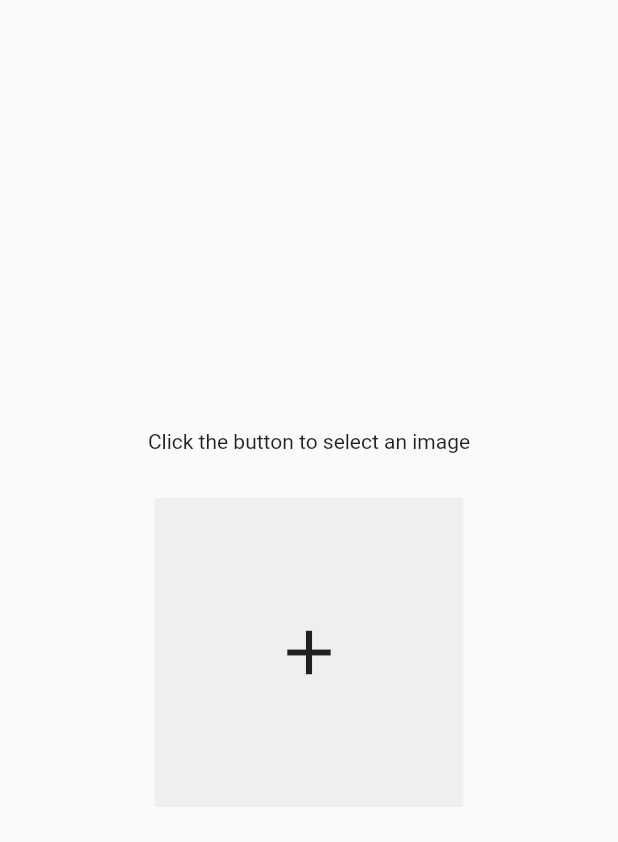
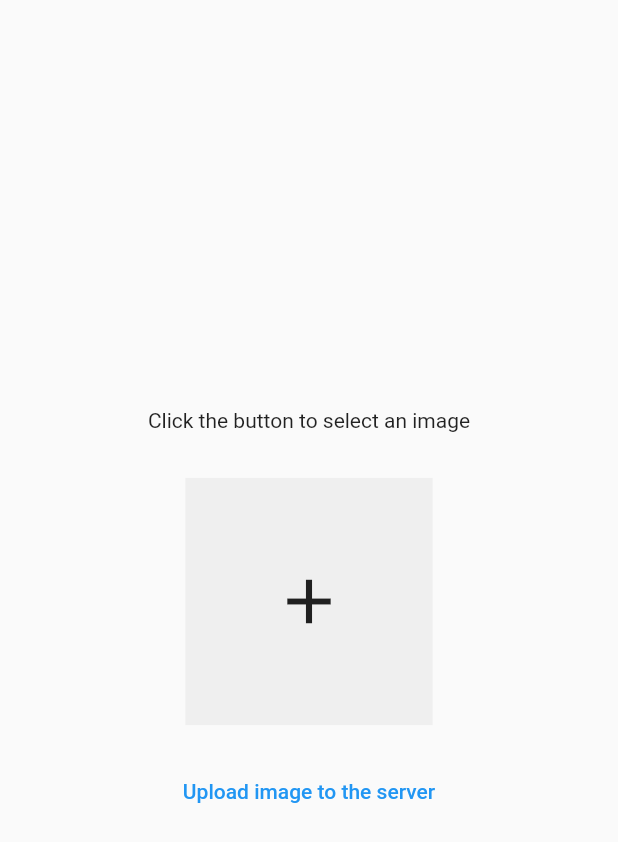
Before and after one commit to bitraylee/flutter-web-image-picker, a Flutter app: the screen it shows after launch, on a phone screen of 412 x 824 dp. Shown: the top 842 px of the screen. Run offline on Flutter 3.47's test engine with Material 2 defaults, Android fonts, the phone set to English and light mode, and no system bars; our stand-ins replace image_picker, permission_handler.

Commit message:
Made the Flutter web image upload working

```diff
--- a/lib/main.dart
+++ b/lib/main.dart
@@ -5,6 +5,7 @@ import 'package:flutter/foundation.dart';
 import 'package:flutter/material.dart';
 import 'package:image_picker/image_picker.dart';
 import 'package:permission_handler/permission_handler.dart';
+import 'package:http/http.dart' as http;
 
 void main() {
   runApp(const MyApp());
@@ -19,15 +20,6 @@ class MyApp extends StatelessWidget {
     return MaterialApp(
       title: 'Flutter Demo',
       theme: ThemeData(
-        // This is the theme of your application.
-        //
-        // Try running your application with "flutter run". You'll see the
-        // application has a blue toolbar. Then, without quitting the app, try
-        // changing the primarySwatch below to Colors.green and then invoke
-        // "hot reload" (press "r" in the console where you ran "flutter run",
-        // or simply save your changes to "hot reload" in a Flutter IDE).
-        // Notice that the counter didn't reset back to zero; the application
-        // is not restarted.
         primarySwatch: Colors.blue,
       ),
       home: const MyHomePage(title: 'Flutter Demo Home Page'),
@@ -38,15 +30,6 @@ class MyApp extends StatelessWidget {
 class MyHomePage extends StatefulWidget {
   const MyHomePage({super.key, required this.title});
 
-  // This widget is the home page of your application. It is stateful, meaning
-  // that it has a State object (defined below) that contains fields that affect
-  // how it looks.
-
-  // This class is the configuration for the state. It holds the values (in this
-  // case the title) provided by the parent (in this case the App widget) and
-  // used by the build method of the State. Fields in a Widget subclass are
-  // always marked "final".
-
   final String title;
 
   @override
@@ -55,54 +38,90 @@ class MyHomePage extends StatefulWidget {
 
 class _MyHomePageState extends State<MyHomePage> {
   File? _pickedImage;
-  Uint8List webImage=Uint8List(8);
+  Uint8List webImage = Uint8List(8);
 
   Future<void> handleImagePicker() async {
     // print("K is web");
-    if(!kIsWeb){
-      final permStatus=await Permission.mediaLibrary.request();
-      if(!permStatus.isGranted){
+    if (!kIsWeb) {
+      final permStatus = await Permission.mediaLibrary.request();
+      if (!permStatus.isGranted) {
         print("Cannot access photo gallery");
         return;
       }
-      final ImagePicker _picker=ImagePicker();
-      XFile? image= await _picker.pickImage(source: ImageSource.gallery);
-      if(image!=null){
-        var selected=File(image.path);
+      final ImagePicker _picker = ImagePicker();
+      XFile? image = await _picker.pickImage(source: ImageSource.gallery);
+      if (image != null) {
+        var selected = File(image.path);
         setState(() {
-          _pickedImage=selected;
+          _pickedImage = selected;
         });
-      }else{
+      } else {
         print("No image has been picked");
       }
-    }else if(kIsWeb){
-      final ImagePicker _picker=ImagePicker();
-      XFile? image= await _picker.pickImage(source: ImageSource.gallery);
-      if(image!=null){
-        var file=await image.readAsBytes();
+    } else if (kIsWeb) {
+      final ImagePicker _picker = ImagePicker();
+      XFile? image = await _picker.pickImage(source: ImageSource.gallery);
+      if (image != null) {
+        var file = await image.readAsBytes();
         setState(() {
-          // webImage=file;
-          _pickedImage=File.fromRawPath(file);
+          webImage = file;
+          _pickedImage = File('a');
         });
-      }else{
+      } else {
         print("No image has been picked");
       }
-    }else{
+    } else {
       print("Something went wrong");
     }
+  }
 
+  Future<void> uploadImageToServer() async {
+    if(kIsWeb){
+      var uri=Uri.parse("http://localhost:5000/image_upload");
+      if(webImage!=null){
+        var request=http.MultipartRequest('POST', uri)
+          ..fields['data']='this is the data'
+          ..files.add(http.MultipartFile.fromBytes('image', webImage,
+              filename: "image.jpg"
+          )
+          );
+        var response=await request.send();
+        if(response.statusCode==200) print("File uploaded successfully");
+      }else{
+        print("The webImage is null");
+      }
+    }else{
+      var uri=Uri.parse("http://localhost:5000/image_upload");
+      print("in phone");
+      if(_pickedImage==null) {
+        print("No image selected");
+        return;
+      }
+      var request=http.MultipartRequest('POST', uri);
+      request.files.add(http.MultipartFile.fromBytes("image",
+          File((_pickedImage?.path)!).readAsBytesSync(),
+        filename: "image.jpg"
+        )
+      );
+      var response=await request.send();
+      if(response.statusCode==200) print("File uploaded successfully");
+    }
   }
 
   @override
   Widget build(BuildContext context) {
     double width = MediaQuery.of(context).size.width;
     double height = MediaQuery.of(context).size.height;
-    double _getSize(defaultSize, minSize, maxSize){
-      double currentSize=defaultSize*width;
-      if(currentSize<minSize) return minSize;
-      else if(currentSize>maxSize) return maxSize;
-      else return currentSize;
+    double _getSize(defaultSize, minSize, maxSize) {
+      double currentSize = defaultSize * width;
+      if (currentSize < minSize)
+        return minSize;
+      else if (currentSize > maxSize)
+        return maxSize;
+      else
+        return currentSize;
     }
+
     return Scaffold(
       body: Center(
         child: Column(
@@ -120,12 +139,12 @@ class _MyHomePageState extends State<MyHomePage> {
               children: [
                 Container(
                   padding: const EdgeInsets.all(10),
-                  width: _getSize(0.5, 100, 300),
-                  height: _getSize(0.5, 100, 300),
+                  width: _getSize(0.4, 100, 300),
+                  height: _getSize(0.4, 100, 300),
                   color: Colors.grey.withAlpha(30),
                   child: Center(
                     child: IconButton(
-                      onPressed: (){
+                      onPressed: () {
                         handleImagePicker();
                       },
                       iconSize: 50,
@@ -136,14 +155,23 @@ class _MyHomePageState extends State<MyHomePage> {
                     ),
                   ),
                 ),
-                if(_pickedImage!=null)
-                Container(
-                  width: _getSize(0.5, 100, 300),
-                  height: _getSize(0.5, 100, 300),
-                  child: Image.network(_pickedImage!.path, fit: BoxFit.fill),
-                )
+                if (_pickedImage != null)
+                  Container(
+                      margin: const EdgeInsets.symmetric(
+                          vertical: 0, horizontal: 10),
+                      width: _getSize(0.4, 100, 300),
+                      height: _getSize(0.4, 100, 300),
+                      child: kIsWeb
+                          ? Image.memory(webImage, fit: BoxFit.cover)
+                          : Image.file(_pickedImage!, fit: BoxFit.cover)),
               ],
-            )
+            ),
+            const SizedBox(
+              height: 20,
+            ),
+            TextButton(
+                onPressed: uploadImageToServer,
+                child: const Text('Upload image to the server'))
           ],
         ),
       ),
--- a/pubspec.yaml
+++ b/pubspec.yaml
@@ -31,6 +31,7 @@ environment:
 dependencies:
   flutter:
     sdk: flutter
+  http: ^0.13.5
 
 
   # The following adds the Cupertino Icons font to your application.
```
Also changed, not shown: 10 other files.
